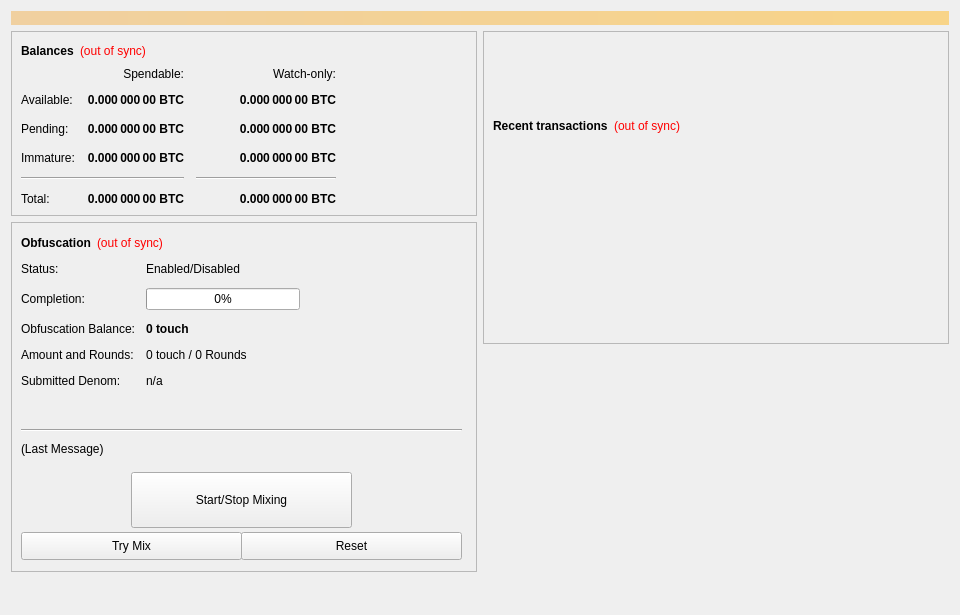
LinenoiseDev/Touch, file src/qt/forms/overviewpage.ui: the form before one commit.
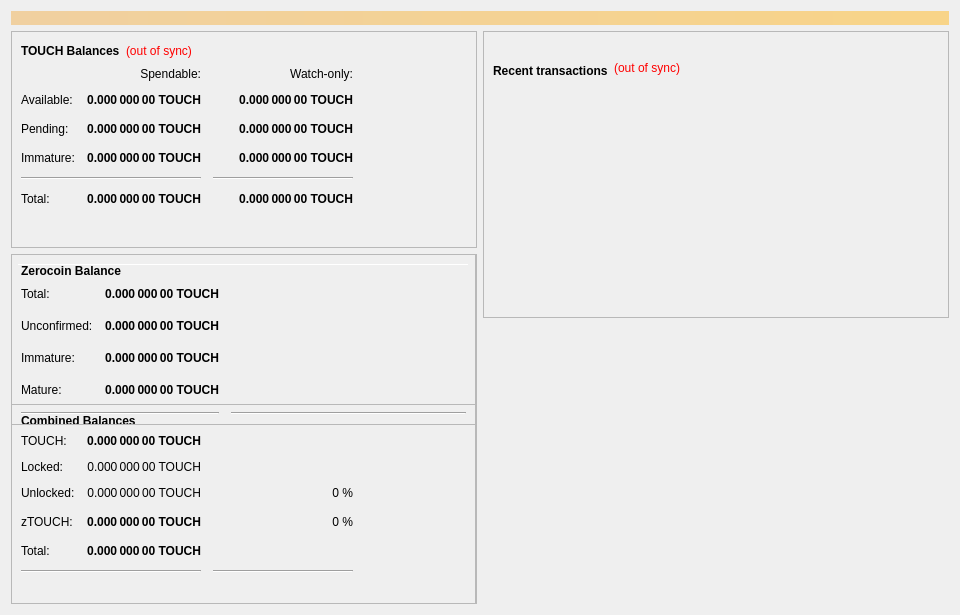
The form after the commit. Icons and pictures are not drawn.

Commit message: Initialize Touch

What changed in the file:
```diff
--- a/src/qt/forms/overviewpage.ui
+++ b/src/qt/forms/overviewpage.ui
@@ -60,7 +60,7 @@
                </font>
               </property>
               <property name="text">
-               <string>Balances</string>
+               <string>TOUCH Balances</string>
               </property>
              </widget>
             </item>
@@ -118,7 +118,7 @@
                <string>Unconfirmed transactions to watch-only addresses</string>
               </property>
               <property name="text">
-               <string notr="true">0.000 000 00 BTC</string>
+               <string notr="true">0.000 000 00 TOUCH</string>
               </property>
               <property name="alignment">
                <set>Qt::AlignRight|Qt::AlignTrailing|Qt::AlignVCenter</set>
@@ -143,7 +143,7 @@
                <string>Total of transactions that have yet to be confirmed, and do not yet count toward the spendable balance</string>
               </property>
               <property name="text">
-               <string notr="true">0.000 000 00 BTC</string>
+               <string notr="true">0.000 000 00 TOUCH</string>
               </property>
               <property name="alignment">
                <set>Qt::AlignRight|Qt::AlignTrailing|Qt::AlignVCenter</set>
@@ -168,7 +168,7 @@
                <string>Staked or masternode rewards in watch-only addresses that has not yet matured</string>
               </property>
               <property name="text">
-               <string notr="true">0.000 000 00 BTC</string>
+               <string notr="true">0.000 000 00 TOUCH</string>
               </property>
               <property name="alignment">
                <set>Qt::AlignRight|Qt::AlignTrailing|Qt::AlignVCenter</set>
@@ -226,7 +226,7 @@
                <string>Staked or masternode rewards that has not yet matured</string>
               </property>
               <property name="text">
-               <string notr="true">0.000 000 00 BTC</string>
+               <string notr="true">0.000 000 00 TOUCH</string>
               </property>
               <property name="alignment">
                <set>Qt::AlignRight|Qt::AlignTrailing|Qt::AlignVCenter</set>
@@ -271,7 +271,7 @@
                <string>Your current total balance</string>
               </property>
               <property name="text">
-               <string notr="true">0.000 000 00 BTC</string>
+               <string notr="true">0.000 000 00 TOUCH</string>
               </property>
               <property name="alignment">
                <set>Qt::AlignRight|Qt::AlignTrailing|Qt::AlignVCenter</set>
@@ -296,7 +296,7 @@
                <string>Current total balance in watch-only addresses</string>
               </property>
               <property name="text">
-               <string notr="true">0.000 000 00 BTC</string>
+               <string notr="true">0.000 000 00 TOUCH</string>
               </property>
               <property name="alignment">
                <set>Qt::AlignRight|Qt::AlignTrailing|Qt::AlignVCenter</set>
@@ -338,7 +338,7 @@
                <string>Your current spendable balance</string>
               </property>
               <property name="text">
-               <string notr="true">0.000 000 00 BTC</string>
+               <string notr="true">0.000 000 00 TOUCH</string>
               </property>
               <property name="alignment">
                <set>Qt::AlignRight|Qt::AlignTrailing|Qt::AlignVCenter</set>
@@ -363,7 +363,7 @@
                <string>Your current balance in watch-only addresses</string>
               </property>
               <property name="text">
-               <string notr="true">0.000 000 00 BTC</string>
+               <string notr="true">0.000 000 00 TOUCH</string>
               </property>
               <property name="alignment">
                <set>Qt::AlignRight|Qt::AlignTrailing|Qt::AlignVCenter</set>
@@ -392,6 +392,19 @@
             </item>
            </layout>
           </item>
+          <item>
+           <spacer name="verticalSpacer_4">
+            <property name="orientation">
+             <enum>Qt::Vertical</enum>
+            </property>
+            <property name="sizeHint" stdset="0">
+             <size>
+              <width>20</width>
+              <height>40</height>
+             </size>
+            </property>
+           </spacer>
+          </item>
          </layout>
         </widget>
        </item>
@@ -412,112 +425,6 @@
          <property name="frameShadow">
           <enum>QFrame::Raised</enum>
          </property>
-         <widget class="QWidget" name="formLayoutWidget">
-          <property name="geometry">
-           <rect>
-            <x>10</x>
-            <y>40</y>
-            <width>451</width>
-            <height>161</height>
-           </rect>
-          </property>
-          <layout class="QFormLayout" name="formLayout">
-           <property name="fieldGrowthPolicy">
-            <enum>QFormLayout::AllNonFixedFieldsGrow</enum>
-           </property>
-           <property name="horizontalSpacing">
-            <number>11</number>
-           </property>
-           <property name="verticalSpacing">
-            <number>12</number>
-           </property>
-           <item row="0" column="0">
-            <widget class="QLabel" name="label_6">
-             <property name="text">
-              <string>Status:</string>
-             </property>
-            </widget>
-           </item>
-           <item row="1" column="0">
-            <widget class="QLabel" name="label_7">
-             <property name="text">
-              <string>Completion:</string>
-             </property>
-            </widget>
-           </item>
-           <item row="1" column="1">
-            <widget class="QProgressBar" name="obfuscationProgress">
-             <property name="maximumSize">
-              <size>
-               <width>154</width>
-               <height>16777215</height>
-              </size>
-             </property>
-             <property name="value">
-              <number>0</number>
-             </property>
-            </widget>
-           </item>
-           <item row="2" column="0">
-            <widget class="QLabel" name="labelAnonymizedText">
-             <property name="text">
-              <string>Obfuscation Balance:</string>
-             </property>
-            </widget>
-           </item>
-           <item row="2" column="1">
-            <widget class="QLabel" name="labelAnonymized">
-             <property name="font">
-              <font>
-               <weight>75</weight>
-               <bold>true</bold>
-              </font>
-             </property>
-             <property name="text">
-              <string notr="true">0 touch</string>
-             </property>
-            </widget>
-           </item>
-           <item row="3" column="0">
-            <widget class="QLabel" name="label_8">
-             <property name="text">
-              <string>Amount and Rounds:</string>
-             </property>
-            </widget>
-           </item>
-           <item row="3" column="1">
-            <widget class="QLabel" name="labelAmountRounds">
-             <property name="text">
-              <string>0 touch / 0 Rounds</string>
-             </property>
-            </widget>
-           </item>
-           <item row="4" column="0">
-            <widget class="QLabel" name="label_9">
-             <property name="text">
-              <string>Submitted Denom:</string>
-             </property>
-            </widget>
-           </item>
-           <item row="4" column="1">
-            <widget class="QLabel" name="labelSubmittedDenom">
-             <property name="toolTip">
-              <string>The denominations you submitted to the Masternode.&lt;br&gt;To mix, other users must submit the exact same denominations.</string>
-             </property>
-             <property name="text">
-              <string>n/a</string>
-             </property>
-            </widget>
-           </item>
-           <item row="0" column="1">
-            <widget class="QLabel" name="obfuscationEnabled">
-             <property name="text">
-              <string>Enabled/Disabled</string>
-             </property>
-            </widget>
-           </item>
-          </layout>
-         </widget>
          <widget class="QPushButton" name="runAutoDenom">
           <property name="geometry">
            <rect>
@@ -955,179 +862,557 @@
            <bool>true</bool>
           </property>
          </widget>
-         <widget class="QPushButton" name="toggleObfuscation">
+         <widget class="Line" name="line">
           <property name="geometry">
            <rect>
-            <x>120</x>
-            <y>250</y>
-            <width>221</width>
-            <height>56</height>
-           </rect>
-          </property>
-          <property name="sizePolicy">
-           <sizepolicy hsizetype="MinimumExpanding" vsizetype="Fixed">
-            <horstretch>0</horstretch>
-            <verstretch>0</verstretch>
-           </sizepolicy>
-          </property>
-          <property name="text">
-           <string>Start/Stop Mixing</string>
-          </property>
-         </widget>
-         <widget class="Line" name="lineLastMessage">
-          <property name="geometry">
-           <rect>
-            <x>10</x>
-            <y>200</y>
-            <width>441</width>
-            <height>16</height>
+            <x>7</x>
+            <y>10</y>
+            <width>451</width>
+            <height>1</height>
            </rect>
           </property>
           <property name="orientation">
            <enum>Qt::Horizontal</enum>
           </property>
          </widget>
-         <widget class="QLabel" name="obfuscationStatus">
+         <widget class="QFrame" name="frame_3">
           <property name="geometry">
            <rect>
-            <x>10</x>
-            <y>220</y>
-            <width>451</width>
-            <height>61</height>
+            <x>0</x>
+            <y>150</y>
+            <width>465</width>
+            <height>201</height>
            </rect>
           </property>
-          <property name="minimumSize">
-           <size>
-            <width>288</width>
-            <height>43</height>
-           </size>
+          <property name="frameShape">
+           <enum>QFrame::StyledPanel</enum>
           </property>
-          <property name="text">
-           <string>(Last Message)</string>
+          <property name="frameShadow">
+           <enum>QFrame::Raised</enum>
           </property>
-          <property name="alignment">
-           <set>Qt::AlignLeading|Qt::AlignLeft|Qt::AlignTop</set>
-          </property>
-          <property name="wordWrap">
-           <bool>true</bool>
-          </property>
-         </widget>
-         <widget class="QPushButton" name="obfuscationAuto">
-          <property name="geometry">
-           <rect>
-            <x>10</x>
-            <y>310</y>
-            <width>221</width>
-            <height>28</height>
-           </rect>
-          </property>
-          <property name="sizePolicy">
-           <sizepolicy hsizetype="MinimumExpanding" vsizetype="Fixed">
-            <horstretch>0</horstretch>
-            <verstretch>0</verstretch>
-           </sizepolicy>
-          </property>
-          <property name="toolTip">
-           <string>Try to manually submit a Obfuscation request.</string>
-          </property>
-          <property name="text">
-           <string>Try Mix</string>
-          </property>
-         </widget>
-         <widget class="QPushButton" name="obfuscationReset">
-          <property name="geometry">
-           <rect>
-            <x>230</x>
-            <y>310</y>
-            <width>221</width>
-            <height>28</height>
-           </rect>
-          </property>
-          <property name="sizePolicy">
-           <sizepolicy hsizetype="MinimumExpanding" vsizetype="Fixed">
-            <horstretch>0</horstretch>
-            <verstretch>0</verstretch>
-           </sizepolicy>
-          </property>
-          <property name="toolTip">
-           <string>Reset the current status of Obfuscation (can interrupt Obfuscation if it's in the process of Mixing, which can cost you money!)</string>
-          </property>
-          <property name="autoFillBackground">
-           <bool>false</bool>
-          </property>
-          <property name="text">
-           <string>Reset</string>
-          </property>
-         </widget>
-         <widget class="QWidget" name="layoutWidget">
-          <property name="geometry">
-           <rect>
-            <x>10</x>
-            <y>10</y>
-            <width>431</width>
-            <height>22</height>
-           </rect>
-          </property>
-          <layout class="QHBoxLayout" name="horizontalLayout_5">
+          <layout class="QVBoxLayout" name="verticalLayout_5">
            <item>
-            <widget class="QLabel" name="label_2">
-             <property name="font">
-              <font>
-               <weight>75</weight>
-               <bold>true</bold>
-              </font>
-             </property>
-             <property name="text">
-              <string>Obfuscation</string>
-             </property>
-            </widget>
+            <layout class="QHBoxLayout" name="horizontalLayout_5" stretch="0">
+             <item>
+              <widget class="QLabel" name="label_5z">
+               <property name="maximumSize">
+                <size>
+                 <width>16777215</width>
+                 <height>20</height>
+                </size>
+               </property>
+               <property name="font">
+                <font>
+                 <weight>75</weight>
+                 <bold>true</bold>
+                </font>
+               </property>
+               <property name="toolTip">
+                <string>Combined Balances (including unconfirmed and immature coins)</string>
+               </property>
+               <property name="text">
+                <string>&lt;html&gt;&lt;head/&gt;&lt;body&gt;&lt;p&gt;Combined Balances&lt;/p&gt;&lt;/body&gt;&lt;/html&gt;</string>
+               </property>
+              </widget>
+             </item>
+            </layout>
            </item>
            <item>
-            <widget class="QLabel" name="labelObfuscationSyncStatus">
-             <property name="toolTip">
-              <string>The displayed information may be out of date. Your wallet automatically synchronizes with the touch network after a connection is established, but this process has not completed yet.</string>
+            <layout class="QGridLayout" name="gridLayout_3">
+             <property name="spacing">
+              <number>12</number>
              </property>
-             <property name="styleSheet">
-              <string notr="true">QLabel { color: red; }</string>
-             </property>
-             <property name="text">
-              <string notr="true">(out of sync)</string>
-             </property>
-             <property name="alignment">
-              <set>Qt::AlignLeading|Qt::AlignLeft|Qt::AlignVCenter</set>
-             </property>
-            </widget>
+             <item row="7" column="0" colspan="2">
+              <widget class="Line" name="lineSpendableBalance_3">
+               <property name="orientation">
+                <enum>Qt::Horizontal</enum>
+               </property>
+              </widget>
+             </item>
+             <item row="7" column="2">
+              <widget class="Line" name="lineWatchBalance_3">
+               <property name="sizePolicy">
+                <sizepolicy hsizetype="Preferred" vsizetype="Fixed">
+                 <horstretch>0</horstretch>
+                 <verstretch>0</verstretch>
+                </sizepolicy>
+               </property>
+               <property name="minimumSize">
+                <size>
+                 <width>140</width>
+                 <height>0</height>
+                </size>
+               </property>
+               <property name="orientation">
+                <enum>Qt::Horizontal</enum>
+               </property>
+              </widget>
+             </item>
+             <item row="4" column="1">
+              <widget class="QLabel" name="labelzBalancez">
+               <property name="font">
+                <font>
+                 <weight>75</weight>
+                 <bold>true</bold>
+                </font>
+               </property>
+               <property name="cursor">
+                <cursorShape>IBeamCursor</cursorShape>
+               </property>
+               <property name="toolTip">
+                <string>Total of transactions that have yet to be confirmed, and do not yet count toward the spendable balance</string>
+               </property>
+               <property name="text">
+                <string notr="true">0.000 000 00 TOUCH</string>
+               </property>
+               <property name="alignment">
+                <set>Qt::AlignRight|Qt::AlignTrailing|Qt::AlignVCenter</set>
+               </property>
+               <property name="textInteractionFlags">
+                <set>Qt::LinksAccessibleByMouse|Qt::TextSelectableByKeyboard|Qt::TextSelectableByMouse</set>
+               </property>
+              </widget>
+             </item>
+             <item row="6" column="1">
+              <widget class="QLabel" name="labelTotalz">
+               <property name="font">
+                <font>
+                 <weight>75</weight>
+                 <bold>true</bold>
+                </font>
+               </property>
+               <property name="cursor">
+                <cursorShape>IBeamCursor</cursorShape>
+               </property>
+               <property name="toolTip">
+                <string>Total Balance, including unconfirmed and immature coins.</string>
+               </property>
+               <property name="text">
+                <string notr="true">0.000 000 00 TOUCH</string>
+               </property>
+               <property name="alignment">
+                <set>Qt::AlignRight|Qt::AlignTrailing|Qt::AlignVCenter</set>
+               </property>
+               <property name="textInteractionFlags">
+                <set>Qt::LinksAccessibleByMouse|Qt::TextSelectableByKeyboard|Qt::TextSelectableByMouse</set>
+               </property>
+              </widget>
+             </item>
+             <item row="4" column="3">
+              <spacer name="horizontalSpacer_6">
+               <property name="orientation">
+                <enum>Qt::Horizontal</enum>
+               </property>
+               <property name="sizeHint" stdset="0">
+                <size>
+                 <width>40</width>
+                 <height>20</height>
+                </size>
+               </property>
+              </spacer>
+             </item>
+             <item row="6" column="0">
+              <widget class="QLabel" name="labelTotalTextz">
+               <property name="text">
+                <string>Total:</string>
+               </property>
+              </widget>
+             </item>
+             <item row="1" column="0">
+              <widget class="QLabel" name="labelBalanceTextz">
+               <property name="text">
+                <string>TOUCH:</string>
+               </property>
+              </widget>
+             </item>
+             <item row="1" column="1">
+              <widget class="QLabel" name="labelBalancez">
+               <property name="font">
+                <font>
+                 <weight>75</weight>
+                 <bold>true</bold>
+                </font>
+               </property>
+               <property name="cursor">
+                <cursorShape>IBeamCursor</cursorShape>
+               </property>
+               <property name="toolTip">
+                <string>Your current spendable balance</string>
+               </property>
+               <property name="text">
+                <string notr="true">0.000 000 00 TOUCH</string>
+               </property>
+               <property name="alignment">
+                <set>Qt::AlignRight|Qt::AlignTrailing|Qt::AlignVCenter</set>
+               </property>
+               <property name="textInteractionFlags">
+                <set>Qt::LinksAccessibleByMouse|Qt::TextSelectableByKeyboard|Qt::TextSelectableByMouse</set>
+               </property>
+              </widget>
+             </item>
+             <item row="4" column="0">
+              <widget class="QLabel" name="labelzBalanceTextz">
+               <property name="toolTip">
+                <string/>
+               </property>
+               <property name="text">
+                <string>zTOUCH:</string>
+               </property>
+              </widget>
+             </item>
+             <item row="4" column="2">
+              <widget class="QLabel" name="labelzTOUCHPercent">
+               <property name="toolTip">
+                <string>Current percentage of zTOUCH.
+If AutoMint is enabled this percentage will settle around the configured AutoMint percentage (default = 10%)</string>
+               </property>
+               <property name="text">
+                <string>0 %</string>
+               </property>
+               <property name="alignment">
+                <set>Qt::AlignRight|Qt::AlignTrailing|Qt::AlignVCenter</set>
+               </property>
+              </widget>
+             </item>
+             <item row="6" column="2">
+              <widget class="QLabel" name="label100Percent">
+               <property name="text">
+                <string/>
+               </property>
+               <property name="alignment">
+                <set>Qt::AlignRight|Qt::AlignTrailing|Qt::AlignVCenter</set>
+               </property>
+              </widget>
+             </item>
+             <item row="2" column="1">
+              <widget class="QLabel" name="labelLockedBalance">
+               <property name="toolTip">
+                <string>Locked TOUCH or Masternode collaterals. These are excluded from zTOUCH minting.</string>
+               </property>
+               <property name="text">
+                <string>0.000 000 00 TOUCH</string>
+               </property>
+               <property name="alignment">
+                <set>Qt::AlignRight|Qt::AlignTrailing|Qt::AlignVCenter</set>
+               </property>
+              </widget>
+             </item>
+             <item row="2" column="0">
+              <widget class="QLabel" name="labelLockedBalanceText">
+               <property name="toolTip">
+                <string>Locked TOUCH or Masternode collaterals. These are excluded from zTOUCH minting.</string>
+               </property>
+               <property name="text">
+                <string>Locked:</string>
+               </property>
+              </widget>
+             </item>
+             <item row="3" column="0">
+              <widget class="QLabel" name="labelUnLockedBalanceText">
+               <property name="toolTip">
+                <string>Unlocked TOUCHs. These can be used for zTOUCH minting.</string>
+               </property>
+               <property name="text">
+                <string>Unlocked:</string>
+               </property>
+              </widget>
+             </item>
+             <item row="3" column="1">
+              <widget class="QLabel" name="labelUnLockedBalance">
+               <property name="toolTip">
+                <string>Unlocked TOUCHs. These can be used for zTOUCH minting.</string>
+               </property>
+               <property name="text">
+                <string>0.000 000 00 TOUCH</string>
+               </property>
+               <property name="alignment">
+                <set>Qt::AlignRight|Qt::AlignTrailing|Qt::AlignVCenter</set>
+               </property>
+              </widget>
+             </item>
+             <item row="3" column="2">
+              <widget class="QLabel" name="labelTOUCHPercent">
+               <property name="text">
+                <string>0 %</string>
+               </property>
+               <property name="alignment">
+                <set>Qt::AlignRight|Qt::AlignTrailing|Qt::AlignVCenter</set>
+               </property>
+              </widget>
+             </item>
+            </layout>
            </item>
            <item>
-            <spacer name="horizontalSpacer_4">
+            <spacer name="verticalSpacer">
              <property name="orientation">
-              <enum>Qt::Horizontal</enum>
+              <enum>Qt::Vertical</enum>
              </property>
              <property name="sizeHint" stdset="0">
               <size>
-               <width>40</width>
-               <height>20</height>
+               <width>20</width>
+               <height>40</height>
               </size>
              </property>
             </spacer>
            </item>
           </layout>
          </widget>
+         <widget class="QFrame" name="frame_4">
+          <property name="geometry">
+           <rect>
+            <x>0</x>
+            <y>0</y>
+            <width>465</width>
+            <height>171</height>
+           </rect>
+          </property>
+          <property name="frameShape">
+           <enum>QFrame::StyledPanel</enum>
+          </property>
+          <property name="frameShadow">
+           <enum>QFrame::Raised</enum>
+          </property>
+          <layout class="QVBoxLayout" name="verticalLayout_7">
+           <item>
+            <layout class="QHBoxLayout" name="horizontalLayout_8" stretch="0">
+             <item>
+              <widget class="QLabel" name="label_5z_3">
+               <property name="maximumSize">
+                <size>
+                 <width>16777215</width>
+                 <height>20</height>
+                </size>
+               </property>
+               <property name="font">
+                <font>
+                 <weight>75</weight>
+                 <bold>true</bold>
+                </font>
+               </property>
+               <property name="text">
+                <string>Zerocoin Balance</string>
+               </property>
+              </widget>
+             </item>
+            </layout>
+           </item>
+           <item>
+            <layout class="QGridLayout" name="gridLayout_5">
+             <property name="spacing">
+              <number>12</number>
+             </property>
+             <item row="4" column="0">
+              <widget class="QLabel" name="labelzBalanceMatureText">
+               <property name="toolTip">
+                <string>Mature: more than 20 confirmation and more than 3 mints of the same denomination after it was minted.
+These zTOUCH are spendable.</string>
+               </property>
+               <property name="text">
+                <string>Mature:</string>
+               </property>
+              </widget>
+             </item>
+             <item row="5" column="0" colspan="2">
+              <widget class="Line" name="lineSpendableBalance_5">
+               <property name="orientation">
+                <enum>Qt::Horizontal</enum>
+               </property>
+              </widget>
+             </item>
+             <item row="1" column="1">
+              <widget class="QLabel" name="labelzBalance">
+               <property name="font">
+                <font>
+                 <weight>75</weight>
+                 <bold>true</bold>
+                </font>
+               </property>
+               <property name="cursor">
+                <cursorShape>IBeamCursor</cursorShape>
+               </property>
+               <property name="toolTip">
+                <string>All available zTOUCH, unconfirmed and immature zTOUCH included.</string>
+               </property>
+               <property name="text">
+                <string notr="true">0.000 000 00 TOUCH</string>
+               </property>
+               <property name="alignment">
+                <set>Qt::AlignRight|Qt::AlignTrailing|Qt::AlignVCenter</set>
+               </property>
+               <property name="textInteractionFlags">
+                <set>Qt::LinksAccessibleByMouse|Qt::TextSelectableByKeyboard|Qt::TextSelectableByMouse</set>
+               </property>
+              </widget>
+             </item>
+             <item row="5" column="2">
+              <widget class="Line" name="lineWatchBalance_5">
+               <property name="sizePolicy">
+                <sizepolicy hsizetype="Preferred" vsizetype="Fixed">
+                 <horstretch>0</horstretch>
+                 <verstretch>0</verstretch>
+                </sizepolicy>
+               </property>
+               <property name="minimumSize">
+                <size>
+                 <width>140</width>
+                 <height>0</height>
+                </size>
+               </property>
+               <property name="orientation">
+                <enum>Qt::Horizontal</enum>
+               </property>
+              </widget>
+             </item>
+             <item row="1" column="0">
+              <widget class="QLabel" name="labelzBalanceText">
+               <property name="toolTip">
+                <string>All available zTOUCH, unconfirmed and immature zTOUCH included.</string>
+               </property>
+               <property name="text">
+                <string>Total:</string>
+               </property>
+              </widget>
+             </item>
+             <item row="1" column="2">
+              <spacer name="horizontalSpacer_8">
+               <property name="orientation">
+                <enum>Qt::Horizontal</enum>
+               </property>
+               <property name="sizeHint" stdset="0">
+                <size>
+                 <width>40</width>
+                 <height>20</height>
+                </size>
+               </property>
+              </spacer>
+             </item>
+             <item row="4" column="2">
+              <spacer name="horizontalSpacer_4">
+               <property name="orientation">
+                <enum>Qt::Horizontal</enum>
+               </property>
+               <property name="sizeHint" stdset="0">
+                <size>
+                 <width>40</width>
+                 <height>20</height>
+                </size>
+               </property>
+              </spacer>
+             </item>
+             <item row="4" column="1">
+              <widget class="QLabel" name="labelzBalanceMature">
+               <property name="font">
+                <font>
+                 <weight>75</weight>
+                 <bold>true</bold>
+                </font>
+               </property>
+               <property name="toolTip">
+                <string>Mature: more than 20 confirmation and more than 3 mints of the same denomination after it was minted.
+These zTOUCH are spendable.</string>
+               </property>
+               <property name="text">
+                <string>0.000 000 00 TOUCH</string>
+               </property>
+               <property name="alignment">
+                <set>Qt::AlignRight|Qt::AlignTrailing|Qt::AlignVCenter</set>
+               </property>
+              </widget>
+             </item>
+             <item row="2" column="0">
+              <widget class="QLabel" name="labelzBalanceUnconfirmedText">
+               <property name="toolTip">
+                <string>Unconfirmed: less than 20 confirmations
+Immature: confirmed, but less than 3 mints of the same denomination after it was minted</string>
+               </property>
+               <property name="text">
+                <string>Unconfirmed:</string>
+               </property>
+              </widget>
+             </item>
+             <item row="2" column="1">
+              <widget class="QLabel" name="labelzBalanceUnconfirmed">
+               <property name="font">
+                <font>
+                 <weight>75</weight>
+                 <bold>true</bold>
+                </font>
+               </property>
+               <property name="toolTip">
+                <string>Unconfirmed: less than 20 confirmations
+Immature: confirmed, but less than 3 mints of the same denomination after it was minted</string>
+               </property>
+               <property name="text">
+                <string>0.000 000 00 TOUCH</string>
+               </property>
+               <property name="alignment">
+                <set>Qt::AlignRight|Qt::AlignTrailing|Qt::AlignVCenter</set>
+               </property>
+              </widget>
+             </item>
+             <item row="2" column="2">
+              <spacer name="horizontalSpacer_5">
+               <property name="orientation">
+                <enum>Qt::Horizontal</enum>
+               </property>
+               <property name="sizeHint" stdset="0">
+                <size>
+                 <width>40</width>
+                 <height>20</height>
+                </size>
+               </property>
+              </spacer>
+             </item>
+             <item row="3" column="0">
+              <widget class="QLabel" name="labelzBalanceImmatureText">
+               <property name="toolTip">
+                <string>Unconfirmed: less than 20 confirmations
+Immature: confirmed, but less than 3 mints of the same denomination after it was minted</string>
+               </property>
+               <property name="text">
+                <string>Immature:</string>
+               </property>
+              </widget>
+             </item>
+             <item row="3" column="1">
+              <widget class="QLabel" name="labelzBalanceImmature">
+               <property name="font">
+                <font>
+                 <weight>75</weight>
+                 <bold>true</bold>
+                </font>
+               </property>
+               <property name="toolTip">
+                <string>Unconfirmed: less than 20 confirmations
+Immature: confirmed, but less than 3 mints of the same denomination after it was minted</string>
+               </property>
+               <property name="text">
+                <string>0.000 000 00 TOUCH</string>
+               </property>
+               <property name="alignment">
+                <set>Qt::AlignRight|Qt::AlignTrailing|Qt::AlignVCenter</set>
+               </property>
+              </widget>
+             </item>
+             <item row="3" column="2">
+              <spacer name="horizontalSpacer_7">
+               <property name="orientation">
+                <enum>Qt::Horizontal</enum>
+               </property>
+               <property name="sizeHint" stdset="0">
+                <size>
+                 <width>40</width>
+                 <height>20</height>
+                </size>
+               </property>
+              </spacer>
+             </item>
+            </layout>
+           </item>
+          </layout>
+         </widget>
         </widget>
        </item>
-       <item>
-        <spacer name="verticalSpacer">
-         <property name="orientation">
-          <enum>Qt::Vertical</enum>
-         </property>
-         <property name="sizeHint" stdset="0">
-          <size>
-           <width>20</width>
-           <height>40</height>
-          </size>
-         </property>
-        </spacer>
-       </item>
       </layout>
      </item>
      <item>
@@ -1141,22 +1426,28 @@
           <enum>QFrame::Raised</enum>
          </property>
          <layout class="QVBoxLayout" name="verticalLayout">
-          <item>
-           <spacer name="verticalSpacer_3">
-            <property name="orientation">
-             <enum>Qt::Vertical</enum>
-            </property>
-            <property name="sizeType">
-             <enum>QSizePolicy::Fixed</enum>
-            </property>
-            <property name="sizeHint" stdset="0">
+
+		<item>
+	    <widget class="QLabel" name="labelview">
+            <property name="baseSize">
              <size>
               <width>20</width>
-              <height>75</height>
+              <height>3</height>
              </size>
             </property>
-           </spacer>
-          </item>
+            <property name="pixmap">
+             <pixmap>:/images/touchview1</pixmap>
+            </property>
+              <property name="alignment">
+               <set>Qt::AlignHCenter</set>
+              </property>
+           </widget>
+		</item>
+
+
+
+
+
           <item>
            <layout class="QHBoxLayout" name="horizontalLayout_2">
             <item>
@@ -1187,7 +1478,7 @@
                <string notr="true">(out of sync)</string>
               </property>
               <property name="alignment">
-               <set>Qt::AlignRight|Qt::AlignTrailing|Qt::AlignVCenter</set>
+               <set>Qt::AlignRight|Qt::AlignTop</set>
               </property>
              </widget>
             </item>
```
Left out of the diff: 31 changed lines with no effect on the pictures. The commit also changes 67 other files.
